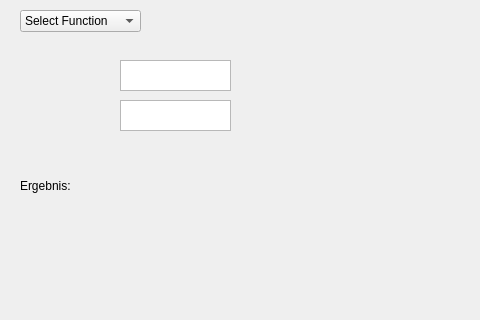
Old version of the form ui/views/percent/percent.ui in the repository dammmueller-calculator/calculator; both pictures show x 0 to 480 and y 0 to 320 of the 626 by 765 pixel window.
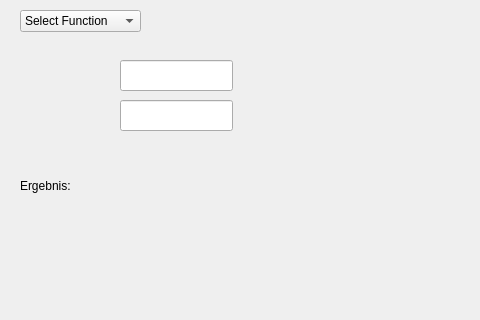
New version of the form.

Commit message: in the middle of switching plain text edits to line edits

```diff
--- a/ui/views/percent/percent.ui
+++ b/ui/views/percent/percent.ui
@@ -123,22 +123,22 @@
     </rect>
    </property>
   </widget>
-  <widget class="QPlainTextEdit" name="tb_first_input">
+  <widget class="QLineEdit" name="tb_first_input">
    <property name="geometry">
     <rect>
      <x>120</x>
      <y>60</y>
-     <width>111</width>
+     <width>113</width>
      <height>31</height>
     </rect>
    </property>
   </widget>
-  <widget class="QPlainTextEdit" name="tb_second_input">
+  <widget class="QLineEdit" name="tb_second_input">
    <property name="geometry">
     <rect>
      <x>120</x>
      <y>100</y>
-     <width>111</width>
+     <width>113</width>
      <height>31</height>
     </rect>
    </property>
```
Left out of the diff: 32 changed lines with no effect on the pictures. The commit also changes 4 other files.
